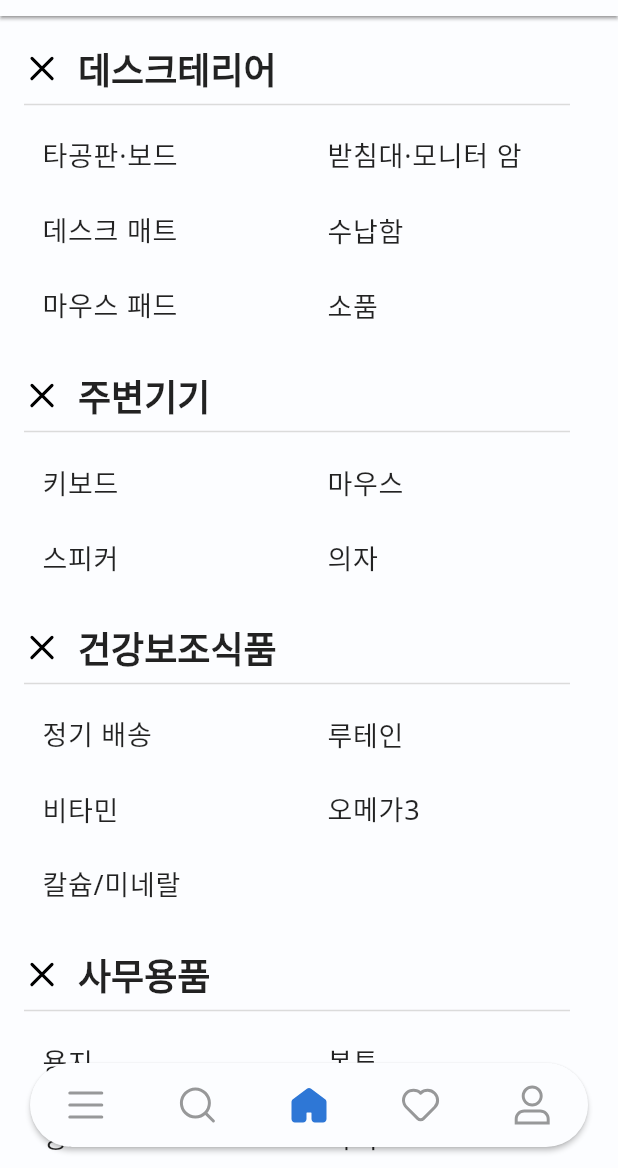
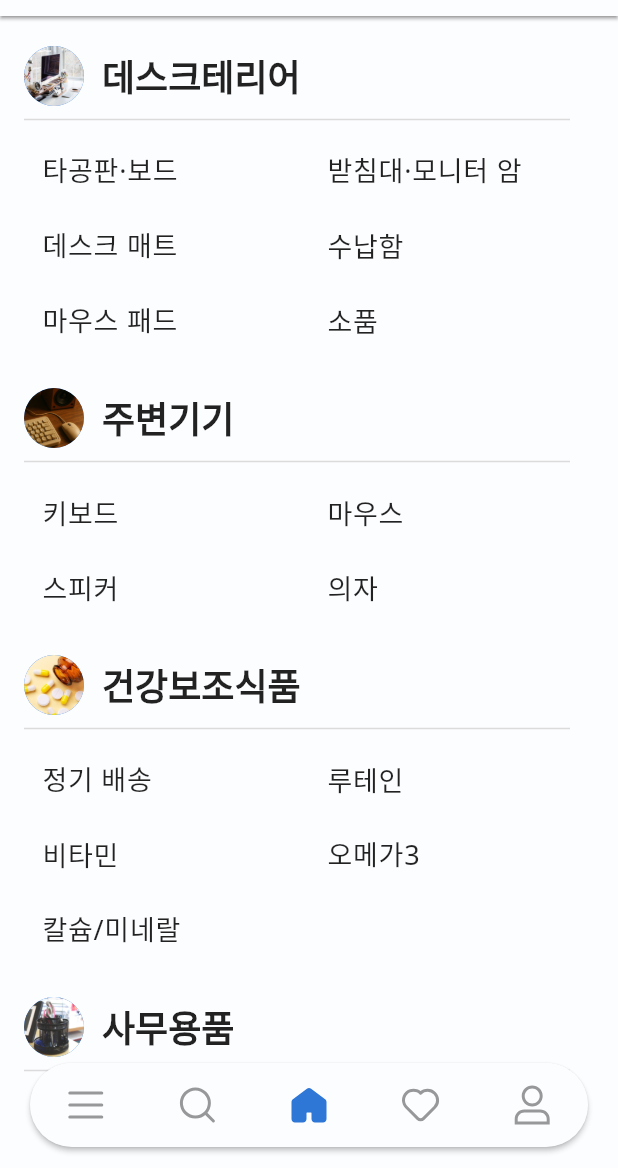
Before and after one commit to LIKELION-Android-Bootcamp-4th/AOS-04-officeShoppingMall, a Flutter app: the CategoryScreen screen opened by its route, on a phone screen of 412 x 824 dp, the part 68-1236 px from its top. Run offline on Flutter 3.47's test engine with Material 3 defaults, Android fonts, the phone set to English and light mode, and no system bars; our stand-ins replace dio, flutter_bloc, flutter_svg, fluttertoast, google_fonts, pretty_dio_logger and 2 more; accounts and stored records are empty.

Commit message:
feat: 카테고리 이미지 적용 및 코드 이동

```diff
--- a/lib/feature/category/data/category_section.dart
+++ b/lib/feature/category/data/category_section.dart
@@ -5,3 +5,23 @@ class CategorySection {
 
   CategorySection(this.image, this.title, this.details);
 }
+
+final List<CategorySection> categorySections = <CategorySection>[
+  CategorySection('images/category_desk_terrier.png', '데스크테리어', [
+    '타공판·보드',
+    '받침대·모니터 암',
+    '데스크 매트',
+    '수납함',
+    '마우스 패드',
+    '소품',
+  ]),
+  CategorySection('images/category_peripheral.png', '주변기기', ['키보드', '마우스', '스피커', '의자']),
+  CategorySection('images/category_pill.png', '건강보조식품', [
+    '정기 배송',
+    '루테인',
+    '비타민',
+    '오메가3',
+    '칼슘/미네랄',
+  ]),
+  CategorySection('images/category_office_supplies.png', '사무용품', ['용지', '봉투', '잉크', '자석', '사무 소품', '대형 사무']),
+];
--- a/lib/feature/category/ui/category_content_list.dart
+++ b/lib/feature/category/ui/category_content_list.dart
@@ -1,30 +1,8 @@
 import 'package:flutter/cupertino.dart';
 import 'package:flutter/material.dart';
-import 'package:flutter_svg/flutter_svg.dart';
 import 'package:office_shopping_mall/feature/category/data/category_section.dart';
 
 class CategoryContentList extends StatelessWidget {
-  // mock category
-  final List<CategorySection> _section = <CategorySection>[
-    CategorySection('images/icon/ic_close.svg', '데스크테리어', [
-      '타공판·보드',
-      '받침대·모니터 암',
-      '데스크 매트',
-      '수납함',
-      '마우스 패드',
-      '소품',
-    ]),
-    CategorySection('images/icon/ic_close.svg', '주변기기', ['키보드', '마우스', '스피커', '의자']),
-    CategorySection('images/icon/ic_close.svg', '건강보조식품', [
-      '정기 배송',
-      '루테인',
-      '비타민',
-      '오메가3',
-      '칼슘/미네랄',
-    ]),
-    CategorySection('images/icon/ic_close.svg', '사무용품', ['용지', '봉투', '잉크', '자석', '사무 소품', '대형 사무']),
-  ];
-
   @override
   Widget build(BuildContext context) {
     return ListView(
@@ -34,10 +12,10 @@ class CategoryContentList extends StatelessWidget {
           child: Column(
             crossAxisAlignment: CrossAxisAlignment.start,
             children: [
-              for (var section in _section) ...[
+              for (var section in categorySections) ...[
                 Row(
                   children: [
-                    SvgPicture.asset(section.image),
+                    CircleAvatar(backgroundImage: AssetImage(section.image), radius: 20,),
                     SizedBox(width: 12),
                     Text(section.title, style: Theme.of(context).textTheme.titleLarge),
                   ],
```
